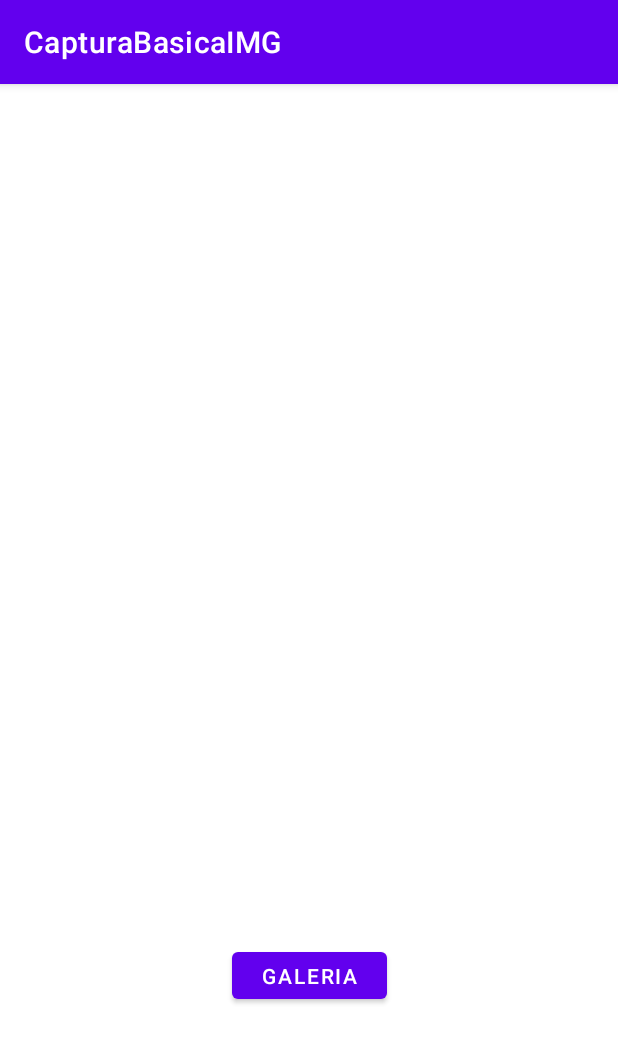
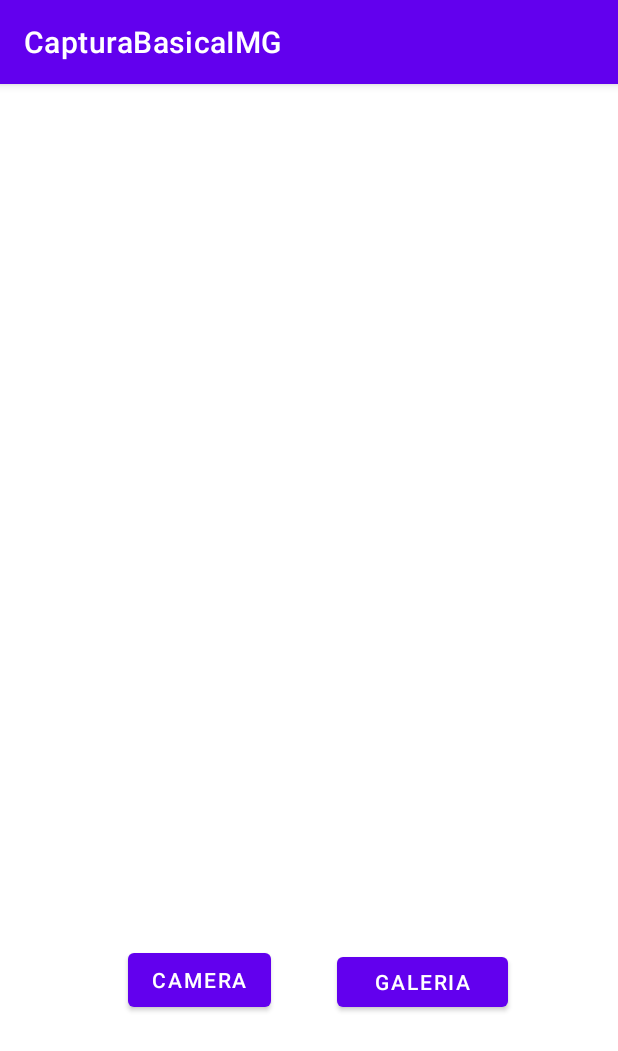
Before and after one commit to BorjaMontoro/AppCamera, an Android app: the screen it shows after launch (MainActivity), on a phone screen of 412 x 824 dp. Shown: the top 1051 px of the screen. Run offline under Robolectric (Android 15) with nearby library versions, the phone set to English and light mode, and no system bars.

Commit message:
Aplicar boton camara

```diff
--- a/app/src/main/java/com/example/capturabasicaimg/MainActivity.java
+++ b/app/src/main/java/com/example/capturabasicaimg/MainActivity.java
@@ -8,8 +8,10 @@ import androidx.appcompat.app.AppCompatActivity;
 
 import android.app.Activity;
 import android.content.Intent;
+import android.graphics.Bitmap;
 import android.net.Uri;
 import android.os.Bundle;
+import android.provider.MediaStore;
 import android.view.View;
 import android.widget.Button;
 import android.widget.ImageView;
@@ -18,18 +20,19 @@ public class MainActivity extends AppCompatActivity {
 
     public static int RC_PHOTO_PICKER = 0;
     private ActivityResultLauncher<Intent> someActivityResultLauncher;
+    private ActivityResultLauncher<Intent> someActivityResultLauncher2;
     @Override
     protected void onCreate(Bundle savedInstanceState) {
         super.onCreate(savedInstanceState);
         setContentView(R.layout.activity_main);
-        Button boton=findViewById(R.id.galeria);
+        Button galeria=findViewById(R.id.galeria);
+        Button camara=findViewById(R.id.camera);
         someActivityResultLauncher = registerForActivityResult(
                 new ActivityResultContracts.StartActivityForResult(),
                 new ActivityResultCallback<ActivityResult>() {
                     @Override
                     public void onActivityResult(ActivityResult result) {
                         if (result.getResultCode() == Activity.RESULT_OK) {
-                            // There are no request codes
                             Intent data = result.getData();
                             Uri uri = data.getData();
                             ImageView imageView = findViewById(R.id.img);
@@ -37,7 +40,22 @@ public class MainActivity extends AppCompatActivity {
                         }
                     }
                 });
-        boton.setOnClickListener(new View.OnClickListener(){
+        someActivityResultLauncher2= registerForActivityResult(
+                new ActivityResultContracts.StartActivityForResult(),
+                new ActivityResultCallback<ActivityResult>() {
+                    @Override
+                    public void onActivityResult(ActivityResult result) {
+                        if (result.getResultCode() == Activity.RESULT_OK) {
+                            Intent data = result.getData();
+                            Bundle extras = data.getExtras();
+                            Bitmap imageBitmap = (Bitmap) extras.get("data");
+                            ImageView imageView = findViewById(R.id.img);
+                            imageView.setImageBitmap(imageBitmap);
+                        }
+
+                    }
+                });
+        galeria.setOnClickListener(new View.OnClickListener(){
             @Override
             public void onClick(View view) {
                 //Create Intent
@@ -48,6 +66,16 @@ public class MainActivity extends AppCompatActivity {
                 someActivityResultLauncher.launch(intent);
             }
         });
+        camara.setOnClickListener(new View.OnClickListener(){
+
+            @Override
+            public void onClick(View view) {
+                //Create Intent
+                Intent intent2 = new Intent(MediaStore.ACTION_IMAGE_CAPTURE);
+                //Launch activity to get result
+                someActivityResultLauncher2.launch(intent2);
+            }
+        });
     }
 
 }
--- a/app/src/main/res/layout/activity_main.xml
+++ b/app/src/main/res/layout/activity_main.xml
@@ -20,12 +20,25 @@
 
     <Button
         android:id="@+id/galeria"
-        android:layout_width="103dp"
-        android:layout_height="43dp"
+        android:layout_width="114dp"
+        android:layout_height="45dp"
         android:text="GALERIA"
         app:layout_constraintBottom_toBottomOf="parent"
         app:layout_constraintEnd_toEndOf="parent"
+        app:layout_constraintHorizontal_bias="0.753"
         app:layout_constraintStart_toStartOf="parent"
         app:layout_constraintTop_toTopOf="parent"
-        app:layout_constraintVertical_bias="0.79" />
+        app:layout_constraintVertical_bias="0.797" />
+
+    <Button
+        android:id="@+id/camera"
+        android:layout_width="wrap_content"
+        android:layout_height="wrap_content"
+        android:text="CAMERA"
+        app:layout_constraintBottom_toBottomOf="parent"
+        app:layout_constraintEnd_toEndOf="parent"
+        app:layout_constraintHorizontal_bias="0.27"
+        app:layout_constraintStart_toStartOf="parent"
+        app:layout_constraintTop_toTopOf="parent"
+        app:layout_constraintVertical_bias="0.796" />
 </androidx.constraintlayout.widget.ConstraintLayout>
```
